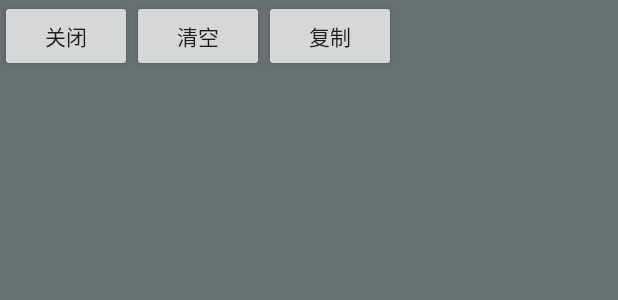
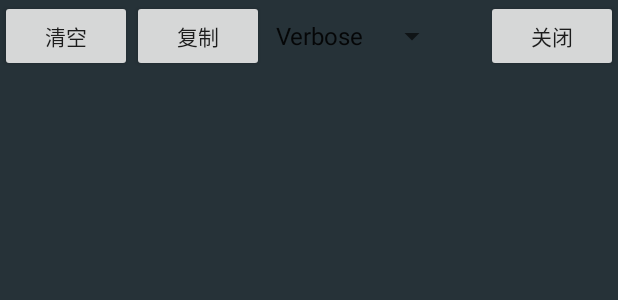
Before and after one commit to solon-foot/TLog, an Android app: the layout view_log_layout_log.xml on its own in the app's theme, with its tools: preview values and no code run, on a phone screen of 412 x 824 dp. Shown: the top 300 px of the screen. Run offline under Robolectric (Android 15) with nearby library versions, the phone set to English and light mode, and no system bars.

```diff
--- a/http-log/src/main/java/com/github/solon_foot/ws_log/DebugLogProvider.java
+++ b/http-log/src/main/java/com/github/solon_foot/ws_log/DebugLogProvider.java
@@ -33,6 +33,7 @@ public class DebugLogProvider extends ContentProvider {
     private Context context;
     @Override
     public boolean onCreate() {
+        TLog.e(1);
         TLog.register(WsServer.it());
         context = getContext();
         int id =getContext().getResources().getIdentifier("LOG_PORT_NUMBER","integer",getContext().getPackageName());
--- a/view-log/src/main/java/com/github/solon_foot/view_log/FloatView.java
+++ b/view-log/src/main/java/com/github/solon_foot/view_log/FloatView.java
@@ -20,6 +20,7 @@ import android.view.WindowManager;
 import android.widget.AdapterView;
 import android.widget.AdapterView.OnItemLongClickListener;
 import android.widget.ArrayAdapter;
+import android.widget.Filter;
 import android.widget.FrameLayout;
 import android.widget.ImageView;
 import android.widget.ListView;
--- a/view-log/src/main/res/layout/view_log_layout_log.xml
+++ b/view-log/src/main/res/layout/view_log_layout_log.xml
@@ -2,7 +2,7 @@
 <LinearLayout xmlns:android="http://schemas.android.com/apk/res/android"
   android:layout_width="match_parent"
   android:layout_height="match_parent"
-  android:background="#b0263238"
+  android:background="#263238"
   xmlns:tools="http://schemas.android.com/tools"
   android:orientation="vertical">
 
@@ -11,11 +11,7 @@
     android:layout_height="wrap_content"
     android:orientation="horizontal">
 
-    <Button
-      android:id="@+id/close"
-      android:layout_width="wrap_content"
-      android:layout_height="wrap_content"
-      android:text="关闭" />
+
     <Button
       android:id="@+id/clear"
       android:layout_width="wrap_content"
@@ -26,7 +22,19 @@
       android:layout_width="wrap_content"
       android:layout_height="wrap_content"
       android:text="复制" />
-
+    <Spinner
+      android:id="@+id/spinner_priority"
+      android:layout_width="wrap_content"
+      android:layout_height="wrap_content"
+      android:entries="@array/priority_items"/>
+    <Space
+      android:layout_width="0dp"
+      android:layout_height="1dp" android:layout_weight="1"/>
+    <Button
+      android:id="@+id/close"
+      android:layout_width="wrap_content"
+      android:layout_height="wrap_content"
+      android:text="关闭" />
   </LinearLayout>
 
   <ListView
--- /dev/null
+++ b/view-log/src/main/res/values/arrays.xml
@@ -0,0 +1,10 @@
+<?xml version="1.0" encoding="utf-8"?>
+<resources>
+  <string-array name="priority_items">
+    <item>Verbose</item>
+    <item>Debug</item>
+    <item>Info</item>
+    <item>Warn</item>
+    <item>Error</item>
+  </string-array>
+</resources>
```
Also changed, not shown: http-log/src/main/java/com/github/solon_foot/ws_log/HttpServer.java (+6 -17 lines), 1 other file.
